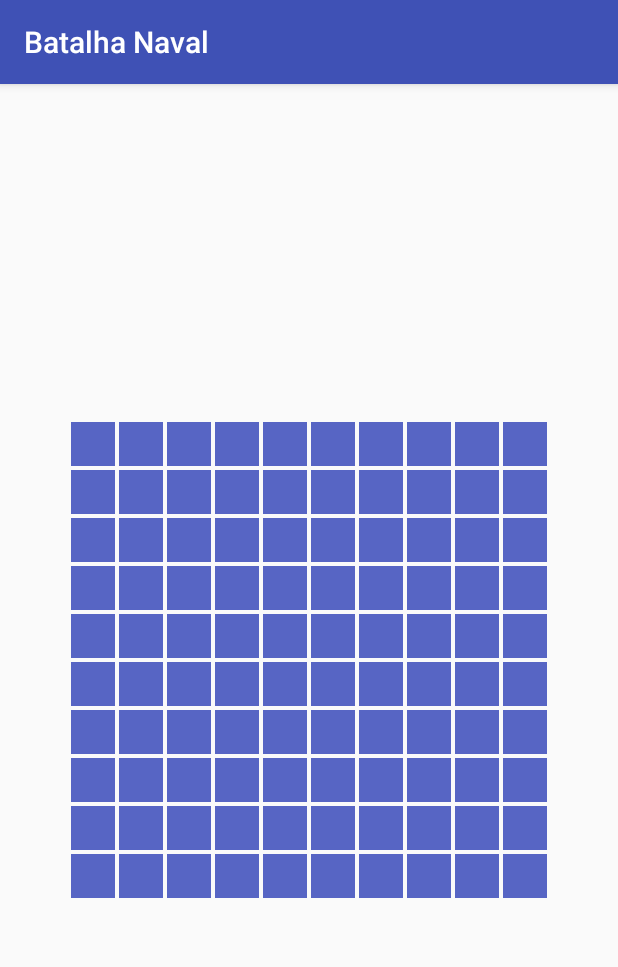
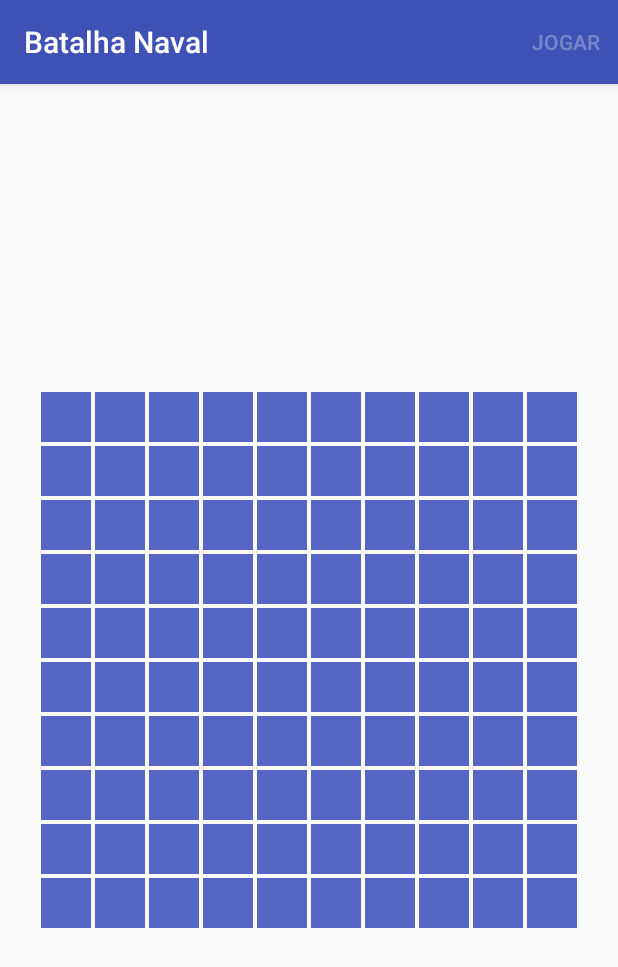
Before and after one commit to ciandt-dojos/kotlin, an Android app: the screen it shows after launch (JogoActivity), on a phone screen of 412 x 824 dp. Shown: the top 967 px of the screen. Run offline under Robolectric (Android 15) with nearby library versions, the phone set to English and light mode, and no system bars.

Commit message:
DOJO-Inicio Jogo

```diff
--- a/app/src/main/java/com/ciandt/dojos/kotlin/batalhanaval/data/Tabuleiro.kt
+++ b/app/src/main/java/com/ciandt/dojos/kotlin/batalhanaval/data/Tabuleiro.kt
@@ -93,5 +93,10 @@ class Tabuleiro() {
         return true
     }
 
+    companion object {
+        fun buildTabuleiro(tabuleiroSetup: TabuleiroSetup):Tabuleiro{
+            return Tabuleiro().apply { listaNavios.addAll(tabuleiroSetup.listaNavios) }
+        }
+    }
 
 }
--- a/app/src/main/java/com/ciandt/dojos/kotlin/batalhanaval/data/TabuleiroModel.kt
+++ b/app/src/main/java/com/ciandt/dojos/kotlin/batalhanaval/data/TabuleiroSetup.kt
@@ -6,7 +6,7 @@ import java.util.Random
  * Author: andrech
  * Date: 01/03/18
  */
-class TabuleiroModel {
+class TabuleiroSetup {
 
     val listaNavios = mutableListOf<Navio>()
     val intervaloLinha = 'A'..'J'
@@ -55,8 +55,6 @@ class TabuleiroModel {
 
         return null to navio.posicoes
     }
-
-
 
     fun checkNavioExists(tipo: Tipo, posicao: Posicao, orientacao: Orientacao):Boolean{
         val navio = Navio(tipo, posicao, orientacao)
@@ -132,12 +130,10 @@ class TabuleiroModel {
         return false
     }
 
-
-
     companion object {
-        fun initAleatorio(): TabuleiroModel {
-            val tabuleiroModel = TabuleiroModel()
-            val r = Random();
+        fun initAleatorio(): TabuleiroSetup {
+            val tabuleiroModel = TabuleiroSetup()
+            val r = Random()
 
             Tipo.values().forEach {
                 val limite = tabuleiroModel.limites[it] ?: 0
--- a/app/src/main/java/com/ciandt/dojos/kotlin/batalhanaval/ui/jogo/JogoActivity.kt
+++ b/app/src/main/java/com/ciandt/dojos/kotlin/batalhanaval/ui/jogo/JogoActivity.kt
@@ -8,6 +8,8 @@ import android.support.v7.app.AlertDialog
 import android.support.v7.app.AppCompatActivity
 import android.support.v7.widget.DefaultItemAnimator
 import android.support.v7.widget.GridLayoutManager
+import android.view.Menu
+import android.view.MenuItem
 import android.view.View
 import android.widget.LinearLayout
 import com.ciandt.dojos.kotlin.batalhanaval.R
@@ -22,6 +24,31 @@ import kotlinx.android.synthetic.main.item_selecao_navio.*
 class JogoActivity : AppCompatActivity(), JogoContract.View, JogoAdapter.OnItemClickListener {
 
     private lateinit var adapter: JogoAdapter
+
+
+    override fun onCreateOptionsMenu(menu: Menu?): Boolean {
+        menuInflater.inflate(R.menu.activity_menu, menu)
+        return true
+    }
+
+    override fun onOptionsItemSelected(item: MenuItem?): Boolean {
+        when (item?.itemId) {
+            R.id.new_game -> {
+                presenter.jogar()
+            }
+        }
+        return super.onOptionsItemSelected(item)
+    }
+
+    override fun onPrepareOptionsMenu(menu: Menu?): Boolean {
+        menu?.let {
+            it.findItem(R.id.new_game)?.isEnabled = presenter.quantidadeNavios()
+                    .filterValues {
+                        it.first != it.second
+                    }.isEmpty()
+        }
+        return super.onPrepareOptionsMenu(menu)
+    }
 
     override val presenter: JogoContract.Presenter by lazy {
         JogoPresenter(this)
@@ -81,30 +108,30 @@ class JogoActivity : AppCompatActivity(), JogoContract.View, JogoAdapter.OnItemC
         }
     }
 
-    fun updateBottomSheet()
-    {
-       val quantidadeNavios = presenter.quantidadeNavios()
+    fun updateBottomSheet() {
+        val quantidadeNavios = presenter.quantidadeNavios()
 
         quantidadeNavios.forEach { tipo, pair ->
-            when(tipo){
-                Tipo.NavioTanque-> {
-                    idNavioTanque.isEnabled =  pair.first < pair.second
-                    idNavioTanque.text = getString(R.string.navio_tanque,pair.first, pair.second)
+            when (tipo) {
+                Tipo.NavioTanque -> {
+                    idNavioTanque.isEnabled = pair.first < pair.second
+                    idNavioTanque.text = getString(R.string.navio_tanque, pair.first, pair.second)
                 }
                 Tipo.ContraTorpedeiros -> {
-                    idContraTorpedeiro.isEnabled =  pair.first < pair.second
-                    idContraTorpedeiro.text = getString(R.string.contra_torpedeiro,pair.first, pair.second)
+                    idContraTorpedeiro.isEnabled = pair.first < pair.second
+                    idContraTorpedeiro.text = getString(R.string.contra_torpedeiro, pair.first, pair.second)
                 }
                 Tipo.Submarino -> {
-                    idSubmarino.isEnabled =  pair.first < pair.second
-                    idSubmarino.text = getString(R.string.submarino,pair.first, pair.second)
+                    idSubmarino.isEnabled = pair.first < pair.second
+                    idSubmarino.text = getString(R.string.submarino, pair.first, pair.second)
                 }
 
                 Tipo.PortaAvioes -> {
-                    idPortaAviao.isEnabled =  pair.first < pair.second
-                    idPortaAviao.text = getString(R.string.porta_aviao,pair.first, pair.second)
+                    idPortaAviao.isEnabled = pair.first < pair.second
+                    idPortaAviao.text = getString(R.string.porta_aviao, pair.first, pair.second)
                 }
             }
+
         }
 
 
@@ -136,6 +163,8 @@ class JogoActivity : AppCompatActivity(), JogoContract.View, JogoAdapter.OnItemC
             val posicoes = presenter.removerNavio(indiceLinha, indiceColuna)
             if (posicoes.isNotEmpty()) {
                 adapter.removeNavio(posicoes)
+
+                invalidateOptionsMenu()
             }
         })
 
@@ -162,11 +191,13 @@ class JogoActivity : AppCompatActivity(), JogoContract.View, JogoAdapter.OnItemC
     }
 
     override fun showLimitError(tipo: Tipo) {
-        Snackbar.make(rootLayout, getString(R.string.tabuleiro_limite_atingido,tipo.name), Snackbar.LENGTH_LONG).show()
+        Snackbar.make(rootLayout, getString(R.string.tabuleiro_limite_atingido, tipo.name), Snackbar.LENGTH_LONG).show()
     }
 
     override fun showNavioPosition(posicoes: List<Posicao>) {
         adapter.addNavio(posicoes)
+
+        invalidateOptionsMenu()
     }
 
 }
--- a/app/src/main/java/com/ciandt/dojos/kotlin/batalhanaval/ui/jogo/JogoContract.kt
+++ b/app/src/main/java/com/ciandt/dojos/kotlin/batalhanaval/ui/jogo/JogoContract.kt
@@ -17,6 +17,7 @@ interface JogoContract {
         fun checkNavioExists(indiceLinha: Int, indiceColuna: Int, tipo: Tipo):Boolean
         fun removerNavio(indiceLinha: Int, indiceColuna: Int): List<Posicao>
         fun quantidadeNavios():Map<Tipo,Pair<Int,Int>>
+        fun jogar()
     }
 
     interface View {
--- a/app/src/main/java/com/ciandt/dojos/kotlin/batalhanaval/ui/jogo/JogoPresenter.kt
+++ b/app/src/main/java/com/ciandt/dojos/kotlin/batalhanaval/ui/jogo/JogoPresenter.kt
@@ -1,22 +1,18 @@
 package com.ciandt.dojos.kotlin.batalhanaval.ui.jogo
 
 import android.content.Context
-import android.util.Log
-import android.widget.Switch
 import com.ciandt.dojos.kotlin.batalhanaval.R
-import com.ciandt.dojos.kotlin.batalhanaval.data.Error
-import com.ciandt.dojos.kotlin.batalhanaval.data.Jogo
-import com.ciandt.dojos.kotlin.batalhanaval.data.Orientacao
-import com.ciandt.dojos.kotlin.batalhanaval.data.Posicao
-import com.ciandt.dojos.kotlin.batalhanaval.data.Tabuleiro
-import com.ciandt.dojos.kotlin.batalhanaval.data.TabuleiroModel
-import com.ciandt.dojos.kotlin.batalhanaval.data.Tipo
+import com.ciandt.dojos.kotlin.batalhanaval.data.*
 
 /**
  * Author: andrech
  * Date: 21/02/18
  */
 class JogoPresenter(context: Context) : JogoContract.Presenter {
+    override fun jogar() {
+        val tabuleiro = Tabuleiro.buildTabuleiro(tabuleiroModel)
+        print("tabule")
+    }
 
     override fun checkNavioExists(indiceLinha: Int, indiceColuna: Int, tipo: Tipo): Boolean {
         return tabuleiroModel.checkNavioExists(tipo,Posicao.fromIndice(indiceLinha, indiceColuna), Orientacao.Vertical)
@@ -27,7 +23,7 @@ class JogoPresenter(context: Context) : JogoContract.Presenter {
     override val tamanhoTabuleiro: Int
 
     private val jogo = Jogo()
-    private val tabuleiroModel = TabuleiroModel()
+    private val tabuleiroModel = TabuleiroSetup()
 
     init {
         tamanhoTabuleiro = context.resources.getInteger(R.integer.tamanho_tabuleiro)
--- /dev/null
+++ b/app/src/main/res/menu/activity_menu.xml
@@ -0,0 +1,7 @@
+<?xml version="1.0" encoding="utf-8"?>
+<menu xmlns:app="http://schemas.android.com/apk/res-auto"
+    xmlns:android="http://schemas.android.com/apk/res/android">
+    <item android:id="@+id/new_game"
+        android:title="@string/jogar"
+        app:showAsAction="always" />
+</menu>
--- a/app/src/main/res/values/dimens.xml
+++ b/app/src/main/res/values/dimens.xml
@@ -1,6 +1,6 @@
 <resources>
     <dimen name="fab_margin">16dp</dimen>
-    <dimen name="item_tabuleiro_tamanho">32dp</dimen>
+    <dimen name="item_tabuleiro_tamanho">36dp</dimen>
     <dimen name="item_tabuleiro_espacamento">0.5dp</dimen>
     <dimen name="item_selecao_padding">5dp</dimen>
     <dimen name="item_selecao_title_text_size">18sp</dimen>
--- a/app/src/main/res/values/strings.xml
+++ b/app/src/main/res/values/strings.xml
@@ -13,5 +13,6 @@
     <string name="tabuleiro_posicao_invalida">Posiçao invalida.</string>
     <string name="tabuleiro_limite_atingido">Quantidade máxima de %s atingida.</string>
     <string name="tabuleiro_conflito_posicao">Posiçao conflitante.</string>
+    <string name="jogar">Jogar</string>
 
 </resources>
```
Also changed, not shown: app/src/main/res/drawable/ic_play_circle_outline_black_24dp.xml (added, +9 -0 lines), 3 other files.
